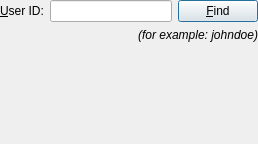
First picture: the form in protocols/meanwhile/ui/meanwhileaddcontact.ui, repository KDE/kopete, before the edit.
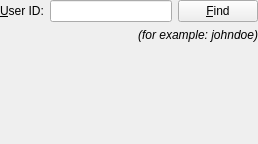
Second picture: the form after the edit.

Commit message: protocols/meanwhile: don't show addcontact widget as separate dialog

The edit to the form file:
```diff
--- a/protocols/meanwhile/ui/meanwhileaddcontact.ui
+++ b/protocols/meanwhile/ui/meanwhileaddcontact.ui
@@ -1,6 +1,6 @@
 <ui version="4.0" >
- <class>AddContactDialog</class>
- <widget class="QDialog" name="AddContactDialog" >
+ <class>MeanwhileAddUI</class>
+ <widget class="QWidget" name="MeanwhileAddUI" >
   <property name="geometry" >
    <rect>
     <x>0</x>
```
The commit also changes 2 other files.
